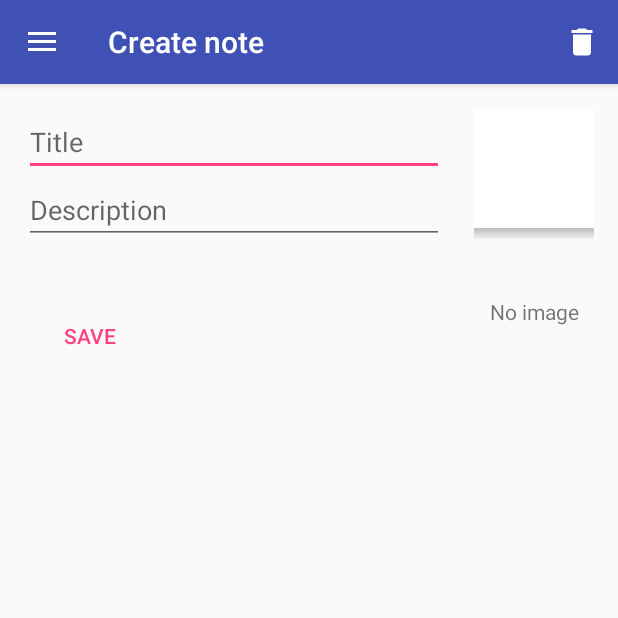
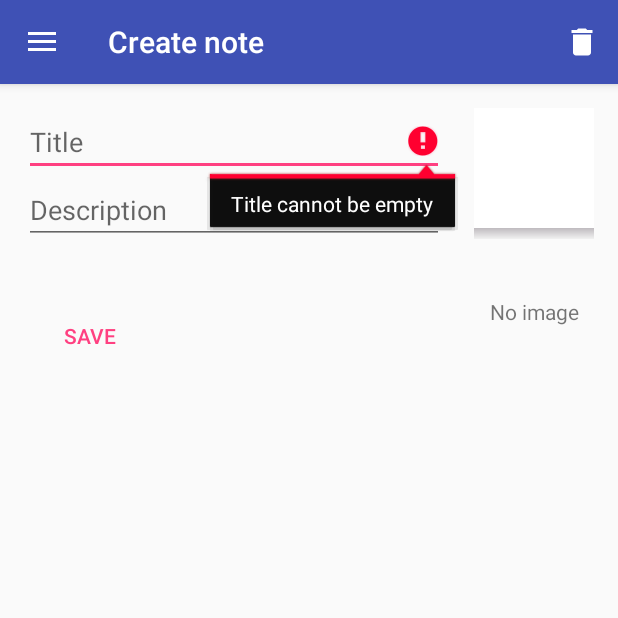
Before and after one commit to Ashotyanski/mds, an Android app: the fragment NoteEditFragment placed in its activity, after a tap on "SAVE", on a phone screen of 412 x 824 dp, the top half of it. Run offline under Robolectric (Android 15) with nearby library versions, the phone set to English and light mode, and no system bars; 1 statement that could not run was skipped.

```diff
--- a/hw/src/main/java/yandex/com/mds/hw/MainActivity.java
+++ b/hw/src/main/java/yandex/com/mds/hw/MainActivity.java
@@ -60,10 +60,6 @@ public class MainActivity extends AppCompatActivity implements NavigationView.On
 
     private void initDrawer() {
         drawer = (MainDrawerLayout) findViewById(R.id.drawer_layout);
-        toggle = new ActionBarDrawerToggle(
-                this, drawer, toolbar, R.string.navigation_drawer_open, R.string.navigation_drawer_close);
-        drawer.addDrawerListener(toggle);
-        toggle.syncState();
 
         if (getResources().getConfiguration().orientation == Configuration.ORIENTATION_LANDSCAPE) {
             drawer.setDrawerLockMode(DrawerLayout.LOCK_MODE_LOCKED_OPEN);
@@ -80,9 +76,10 @@ public class MainActivity extends AppCompatActivity implements NavigationView.On
         getSupportFragmentManager().addOnBackStackChangedListener(new FragmentManager.OnBackStackChangedListener() {
             @Override
             public void onBackStackChanged() {
-                initDrawerButton();
+                initToggle();
             }
         });
+        initToggle();
 
         userIdView = (TextView) navigationView.getHeaderView(0).findViewById(R.id.user_id);
         userIdView.setText(String.format("%s #%d", "User", getCurrentUserId(this)));
@@ -110,9 +107,13 @@ public class MainActivity extends AppCompatActivity implements NavigationView.On
                 dialog.show();
             }
         });
+        drawer.closeDrawers();
     }
 
-    private void initDrawerButton() {
+    private void initToggle() {
+        toggle = new ActionBarDrawerToggle(
+                this, drawer, toolbar, R.string.navigation_drawer_open, R.string.navigation_drawer_close);
+        drawer.addDrawerListener(toggle);
         if (getSupportFragmentManager().getBackStackEntryCount() > 1) {
             toggle.setDrawerIndicatorEnabled(false);
             getSupportActionBar().setDisplayHomeAsUpEnabled(true);// show back button
@@ -124,22 +125,21 @@ public class MainActivity extends AppCompatActivity implements NavigationView.On
             });
         } else {
             //show hamburger
+            getSupportActionBar().setDisplayHomeAsUpEnabled(false);
+            if (getResources().getConfiguration().orientation == Configuration.ORIENTATION_PORTRAIT) {
                 toggle.setDrawerIndicatorEnabled(true);
-            getSupportActionBar().setDisplayHomeAsUpEnabled(false);
-            toggle.syncState();
                 toolbar.setNavigationOnClickListener(new View.OnClickListener() {
                     @Override
                     public void onClick(View v) {
                         drawer.openDrawer(GravityCompat.START);
                     }
                 });
+                drawer.closeDrawers();
+            } else {
+                toggle.setDrawerIndicatorEnabled(false);
             }
         }
-
-    @Override
-    protected void onResume() {
-        super.onResume();
-        initDrawerButton();
+        toggle.syncState();
     }
 
     @Override
--- a/hw/src/main/java/yandex/com/mds/hw/note_edit/NoteEditFragment.java
+++ b/hw/src/main/java/yandex/com/mds/hw/note_edit/NoteEditFragment.java
@@ -151,12 +151,16 @@ public class NoteEditFragment extends Fragment {
         saveButton.setOnClickListener(new View.OnClickListener() {
             @Override
             public void onClick(View v) {
-                if (note != null) {
-                    saveRecord();
+                if (titleView.getText() != null && titleView.getText().length() != 0) {
+                    if (note != null) {
+                        saveRecord();
+                    } else {
+                        addRecord();
+                    }
+                    ((MainActivity) getActivity()).getNavigationManager().navigateBack(getActivity());
                 } else {
-                    addRecord();
+                    titleView.setError("Title cannot be empty");
                 }
-                getActivity().onBackPressed();
             }
         });
         return view;
@@ -167,7 +171,6 @@ public class NoteEditFragment extends Fragment {
         super.onViewCreated(view, savedInstanceState);
         String transitionName = getArguments().getString(TRANSITION_NAME);
         ViewCompat.setTransitionName(colorView, transitionName);
-//        colorView.setTransitionName(transitionName);
         startPostponedEnterTransition();
     }
 
@@ -209,9 +212,8 @@ public class NoteEditFragment extends Fragment {
         if (item.getItemId() == R.id.action_delete) {
             if (note != null) {
                 deleteRecord();
-                //// TODO: 21.05.2017 get the fuck outta here
             }
-            getActivity().onBackPressed();
+            ((MainActivity) getActivity()).getNavigationManager().navigateBack(getActivity());
             return true;
         }
         return super.onOptionsItemSelected(item);
--- a/hw/src/main/java/yandex/com/mds/hw/note_edit/NotePagerAdapter.java
+++ b/hw/src/main/java/yandex/com/mds/hw/note_edit/NotePagerAdapter.java
@@ -10,12 +10,10 @@ import yandex.com.mds.hw.models.Note;
 
 public class NotePagerAdapter extends FragmentStatePagerAdapter {
     private List<Note> notes;
-    private String transition;
 
-    public NotePagerAdapter(FragmentManager fm, List<Note> notes, String transition) {
+    public NotePagerAdapter(FragmentManager fm, List<Note> notes) {
         super(fm);
         this.notes = notes;
-        this.transition = transition;
     }
 
     @Override
--- a/hw/src/main/java/yandex/com/mds/hw/note_edit/UrlImageView.java
+++ b/hw/src/main/java/yandex/com/mds/hw/note_edit/UrlImageView.java
@@ -52,17 +52,18 @@ public class UrlImageView extends FrameLayout {
     private void init(Context context) {
         imageView = new ImageView(context);
         imageView.setLayoutParams(new LayoutParams(ViewGroup.LayoutParams.MATCH_PARENT, ViewGroup.LayoutParams.MATCH_PARENT));
+        imageView.setVisibility(View.GONE);
         addView(imageView);
 
         progressBar = new ProgressBar(context);
         progressBar.setLayoutParams(new LayoutParams(ViewGroup.LayoutParams.MATCH_PARENT, ViewGroup.LayoutParams.MATCH_PARENT));
+        progressBar.setVisibility(View.GONE);
         addView(progressBar);
 
         textView = new TextView(context);
         textView.setGravity(Gravity.CENTER);
+        textView.setText(R.string.url_image_status_empty);
         addView(textView);
-
-        setEmpty();
 
         setOnClickListener(new View.OnClickListener() {
             @Override
--- a/hw/src/main/java/yandex/com/mds/hw/note_import_export/NoteImportExportFragment.java
+++ b/hw/src/main/java/yandex/com/mds/hw/note_import_export/NoteImportExportFragment.java
@@ -52,7 +52,7 @@ public class NoteImportExportFragment extends PreferenceFragmentCompat implement
         exporter = NoteImporterExporter.getInstance(getActivity());
         exporter.setImportListener(new NoteImporterExporter.OnColorsImportListener() {
             @Override
-            public void OnColorsImport(NoteImporterExporter.ImportExportStatus status) {
+            public void onColorsImport(NoteImporterExporter.ImportExportStatus status) {
                 Notification.Builder builder = NotificationUtils
                         .initNotificationBuilder(R.drawable.ic_import_export, "Notes import", status.message);
                 if (status.progress == 0.0) {
@@ -89,7 +89,7 @@ public class NoteImportExportFragment extends PreferenceFragmentCompat implement
         });
         exporter.setExportListener(new NoteImporterExporter.OnColorsExportListener() {
             @Override
-            public void OnColorsExport(NoteImporterExporter.ImportExportStatus status) {
+            public void onColorsExport(NoteImporterExporter.ImportExportStatus status) {
                 Notification.Builder builder = NotificationUtils
                         .initNotificationBuilder(R.drawable.ic_import_export, "Notes export", status.message);
                 if (status.progress == 0.0) {
--- a/hw/src/main/java/yandex/com/mds/hw/notes/query/presenters/ColorFilterPresenter.java
+++ b/hw/src/main/java/yandex/com/mds/hw/notes/query/presenters/ColorFilterPresenter.java
@@ -13,14 +13,12 @@ import yandex.com.mds.hw.notes.query.clauses.ColorFilter;
 
 public class ColorFilterPresenter {
     private Context mContext;
-    private ViewGroup root;
 
     private CircleColorView colorView;
     private Switch colorSwitch;
 
     public ColorFilterPresenter(final Context context, ViewGroup root) {
         mContext = context;
-        this.root = root;
         colorView = (CircleColorView) root.findViewById(R.id.filter_color);
         colorView.setOnClickListener(new View.OnClickListener() {
             @Override
--- a/hw/src/main/java/yandex/com/mds/hw/notes/query/presenters/DatesFilterPresenter.java
+++ b/hw/src/main/java/yandex/com/mds/hw/notes/query/presenters/DatesFilterPresenter.java
@@ -46,11 +46,13 @@ public class DatesFilterPresenter {
 
     private void init() {
         dateTypeSpinner = (Spinner) root.findViewById(R.id.spinner_filter_date_type);
-        SpinnerAdapter typeSpinnerAdapter = new ArrayAdapter<>(context, android.R.layout.simple_spinner_item, ClausesConstants.DATE_FILTER_TYPES);
+        SpinnerAdapter typeSpinnerAdapter = new ArrayAdapter<>(context,
+                android.R.layout.simple_spinner_item, ClausesConstants.DATE_FILTER_TYPES);
         dateTypeSpinner.setAdapter(typeSpinnerAdapter);
 
         dateFieldSpinner = (Spinner) root.findViewById(R.id.spinner_filter_date_field);
-        SpinnerAdapter fieldSpinnerAdapter = new ArrayAdapter<>(context, android.R.layout.simple_spinner_item, ClausesConstants.DATE_FILTER_FIELDS);
+        SpinnerAdapter fieldSpinnerAdapter = new ArrayAdapter<>(context,
+                android.R.layout.simple_spinner_item, ClausesConstants.DATE_FILTER_FIELDS);
         dateFieldSpinner.setAdapter(fieldSpinnerAdapter);
 
         dateFrom = (TextView) root.findViewById(R.id.filter_date_from);
--- a/hw/src/main/java/yandex/com/mds/hw/notes/query/presenters/SearchPresenter.java
+++ b/hw/src/main/java/yandex/com/mds/hw/notes/query/presenters/SearchPresenter.java
@@ -7,14 +7,10 @@ import android.widget.EditText;
 import yandex.com.mds.hw.R;
 
 public class SearchPresenter {
-    private Context context;
-    private ViewGroup root;
 
     private EditText searchView;
 
     public SearchPresenter(Context context, ViewGroup root) {
-        this.context = context;
-        this.root = root;
         searchView = (EditText) root.findViewById(R.id.search_text);
     }
 
--- a/hw/src/main/java/yandex/com/mds/hw/notes/synchronizer/ServerNotesManager.java
+++ b/hw/src/main/java/yandex/com/mds/hw/notes/synchronizer/ServerNotesManager.java
@@ -89,7 +89,7 @@ public class ServerNotesManager {
     }
 
     public void delete(Note record) throws IOException {
-        Log.d(TAG, "Delete: " + record.toString());
+        Log.d(TAG, "Delete: " + record);
         NoteServiceResponse response = service.deleteNote(record.getOwnerId(), record.getServerId()).execute().body();
         if (response == null || !response.getStatus().equals("ok")) {
             throw new UnknownServiceException();
--- a/hw/src/main/java/yandex/com/mds/hw/notes/synchronizer/conflicts/SyncConflictFragment.java
+++ b/hw/src/main/java/yandex/com/mds/hw/notes/synchronizer/conflicts/SyncConflictFragment.java
@@ -113,7 +113,7 @@ public class SyncConflictFragment extends DialogFragment {
                                 serverNotesManager.addAsync(conflictNotes.getLocal(), new ServerNotesManager.ActionCallback<Integer>() {
                                     @Override
                                     public void onSuccess(Integer response) {
-                                        unsynchronizedNotesManager.remove(conflictNotes.getRemote());
+                                        unsynchronizedNotesManager.remove(conflictNotes.getLocal());
                                         ((ConflictNotesAdapter) listView.getAdapter()).remove(conflictNotes);
                                     }
 
```
Also changed, not shown: hw/src/main/java/yandex/com/mds/hw/navigation/NavigationManager.java (+12 -3 lines), hw/src/main/java/yandex/com/mds/hw/note_edit/NotePagerFragment.java (+2 -8 lines), hw/src/main/java/yandex/com/mds/hw/note_import_export/NoteImporterExporter.java (+4 -4 lines), hw/src/main/java/yandex/com/mds/hw/notes/query/Utils.java (+4 -4 lines), hw/src/main/java/yandex/com/mds/hw/notes/query/clauses/ClausesConstants.java (+12 -4 lines), hw/src/main/java/yandex/com/mds/hw/notes/synchronizer/conflicts/Utils.java (+7 -7 lines), hw/src/main/res/drawable/side_nav_bar.xml (added, +9 -0 lines), hw/src/main/res/raw/test_image.png (added), 2 other files. Lines whose indentation alone changed are shown as unchanged.
